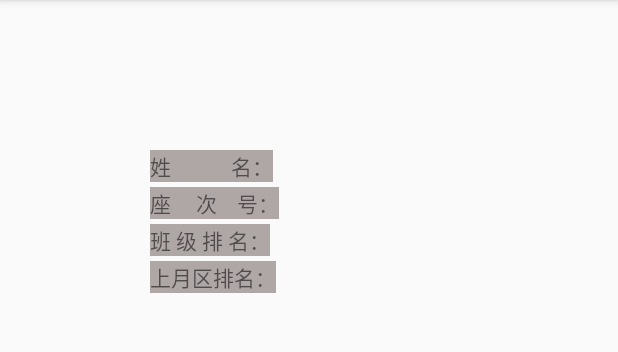
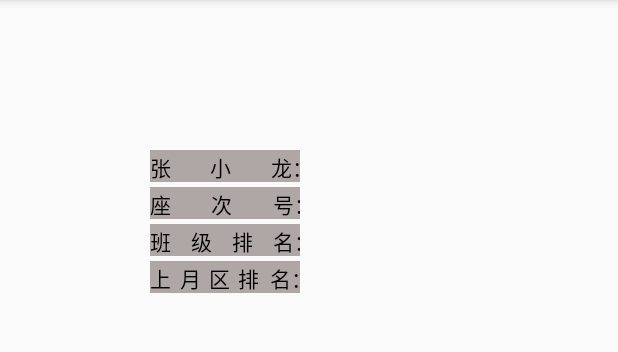
Before and after one commit to LeonXtp/FillWidthTextView, an Android app: the screen it shows after launch (MainActivity), on a phone screen of 412 x 824 dp, the part 84-436 px from its top. Run offline under Robolectric (Android 15) with nearby library versions, the phone set to English and light mode, and no system bars.

Commit message:
去除无用代码

```diff
--- a/app/src/main/java/com/leonxtp/fillwidthtextview/MainActivity.java
+++ b/app/src/main/java/com/leonxtp/fillwidthtextview/MainActivity.java
@@ -13,7 +13,7 @@ public class MainActivity extends AppCompatActivity {
         super.onCreate(savedInstanceState);
         setContentView(R.layout.activity_main);
 
-//        ((FillWidthTextView) findViewById(R.id.tvName)).setText("张小龙：");
+        ((FillWidthTextView) findViewById(R.id.tvName)).setText("张小龙：");
 
     }
 }
--- a/app/src/main/res/layout/activity_main.xml
+++ b/app/src/main/res/layout/activity_main.xml
@@ -8,28 +8,29 @@
     android:padding="100dp"
     tools:context="com.leonxtp.fillwidthtextview.MainActivity">
 
-    <TextView
-        android:layout_width="wrap_content"
+    <com.leonxtp.library.FillWidthTextView
+        android:id="@+id/tvName"
+        android:layout_width="100dp"
         android:layout_height="wrap_content"
         android:background="#afa6a6"
-        android:text="姓            名：" />
+        android:text="姓名：" />
 
-    <TextView
-        android:layout_width="wrap_content"
+    <com.leonxtp.library.FillWidthTextView
+        android:layout_width="100dp"
         android:layout_height="wrap_content"
         android:layout_marginTop="3dp"
         android:background="#afa6a6"
-        android:text="座     次    号：" />
+        android:text="座次号：" />
 
-    <TextView
-        android:layout_width="wrap_content"
+    <com.leonxtp.library.FillWidthTextView
+        android:layout_width="100dp"
         android:layout_height="wrap_content"
         android:layout_marginTop="3dp"
         android:background="#afa6a6"
-        android:text="班 级 排 名：" />
+        android:text="班级排名：" />
 
-    <TextView
-        android:layout_width="wrap_content"
+    <com.leonxtp.library.FillWidthTextView
+        android:layout_width="100dp"
         android:layout_height="wrap_content"
         android:layout_marginTop="3dp"
         android:background="#afa6a6"
--- a/library/src/main/java/com/leonxtp/library/FillWidthTextView.java
+++ b/library/src/main/java/com/leonxtp/library/FillWidthTextView.java
@@ -20,8 +20,6 @@ public class FillWidthTextView extends AppCompatTextView {
 
     public FillWidthTextView(Context context, AttributeSet attrs) {
         super(context, attrs);
-        getTextSize();
-        getCurrentTextColor();
     }
 
     public FillWidthTextView(Context context, AttributeSet attrs, int defStyleAttr) {
@@ -42,6 +40,7 @@ public class FillWidthTextView extends AppCompatTextView {
 
         canvas.save();
 
+        // 支持padding
         canvas.clipRect(new Rect(getPaddingLeft(), 0, getWidth() - getPaddingRight(), getHeight()));
 
         int contentWidth = getWidth() - getPaddingLeft() - getPaddingRight();
@@ -59,6 +58,7 @@ public class FillWidthTextView extends AppCompatTextView {
         for (int i = 0; i < text.length(); i++) {
 
             String char2Draw;
+            // 最后如果包含冒号，那么几不需要间距了，直接连在一起绘制
             if (isEndWithColon && i == text.length() - 2) {
                 char2Draw = text.substring(i, i + 2);
                 canvas.drawText(char2Draw, lastX, baseLineY, getPaint());
```
